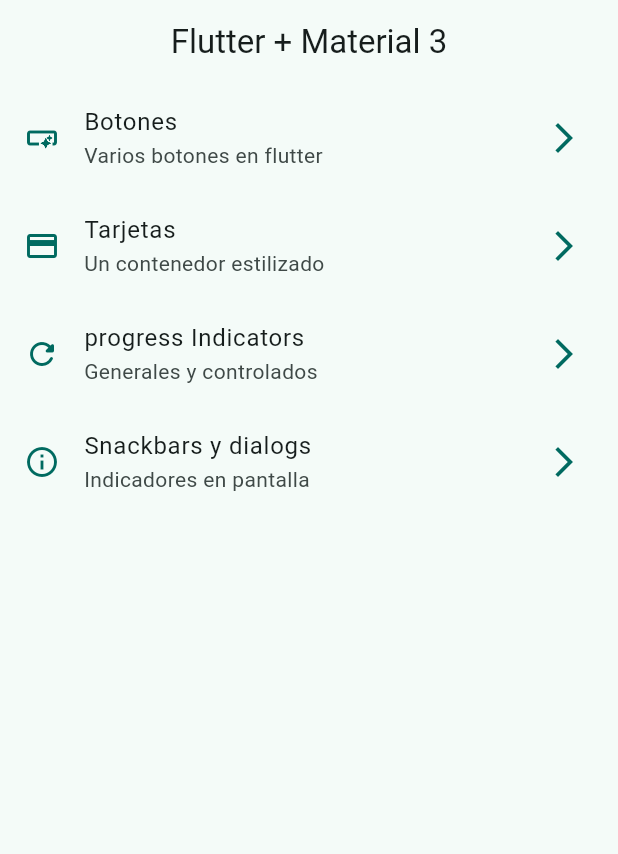
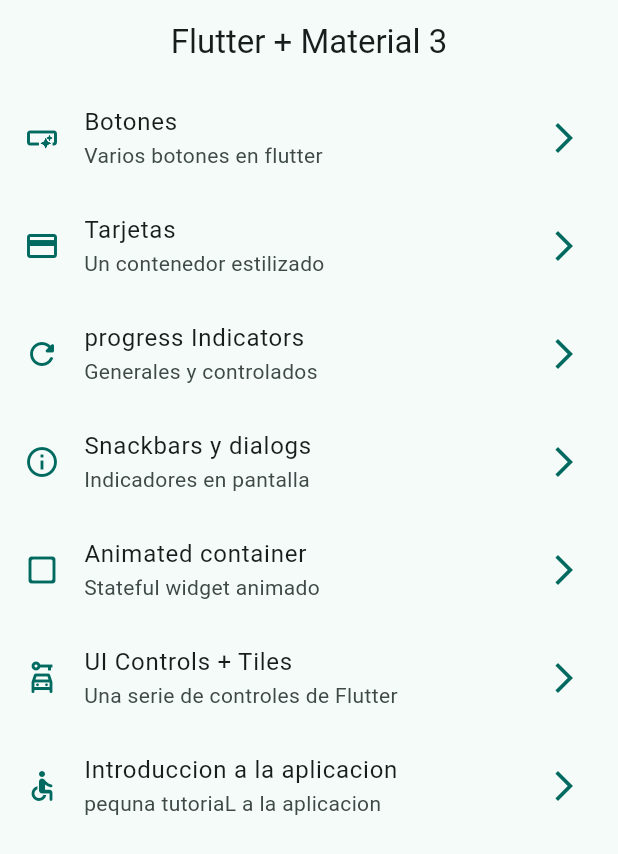
Before and after one commit to AlonsoAscencio/widgets_app, a Flutter app: the screen it shows after launch, on a phone screen of 412 x 824 dp. Shown: the top 854 px of the screen. Run offline on Flutter 3.47's test engine with Material 3 defaults, Android fonts, the phone set to English and light mode, and no system bars; our stand-ins replace go_router.

```diff
--- a/lib/config/menu/menu_items.dart
+++ b/lib/config/menu/menu_items.dart
@@ -39,4 +39,22 @@ const appMenuItems = <MenuItem>[
       link: '/snackbars',
       icon: Icons.info_outline
       ),
+  MenuItem(
+      title: 'Animated container',
+      subtitle: 'Stateful widget animado',
+      link: '/animated',
+      icon: Icons.check_box_outline_blank_rounded
+      ),
+  MenuItem(
+      title: 'UI Controls + Tiles',
+      subtitle: 'Una serie de controles de Flutter',
+      link: '/ui-controls',
+      icon: Icons.car_rental_outlined
+      ),
+  MenuItem(
+      title: 'Introduccion a la aplicacion',
+      subtitle: 'pequna tutoriaL a la aplicacion',
+      link: '/tutorial',
+      icon: Icons.accessible_rounded
+      ),
 ];
--- a/lib/config/router/app_router.dart
+++ b/lib/config/router/app_router.dart
@@ -29,4 +29,19 @@ final appRouter = GoRouter(
       name: SnackbarScreen.name,
       builder: (context, state) => const SnackbarScreen(),
     ),
+    GoRoute(
+      path: '/animated',
+      name: AnimatedScreen.name,
+      builder: (context, state) => const AnimatedScreen(),
+    ),
+    GoRoute(
+      path: '/ui-controls',
+      name: UiControlsScreen.name,
+      builder: (context, state) => const UiControlsScreen(),
+    ),
+    GoRoute(
+      path: '/tutorial',
+      name: AppTutorialScreen.name,
+      builder: (context, state) => const AppTutorialScreen(),
+    ),
 ]);
--- a/pubspec.yaml
+++ b/pubspec.yaml
@@ -18,3 +18,7 @@ dev_dependencies:
 
 flutter:
   uses-material-design: true
+
+
+assets:
+  - assets/images/
```
Also changed, not shown: lib/config/presentation/screens/animated/animated_screen.dart (+50 -4 lines), lib/config/presentation/screens/ui_controls/ui_controls_screen.dart (+96 -2 lines), assets/Images/1.png (added), assets/Images/2.png (added), assets/Images/3.png (added), assets/Images/jar-loading.gif (added).
